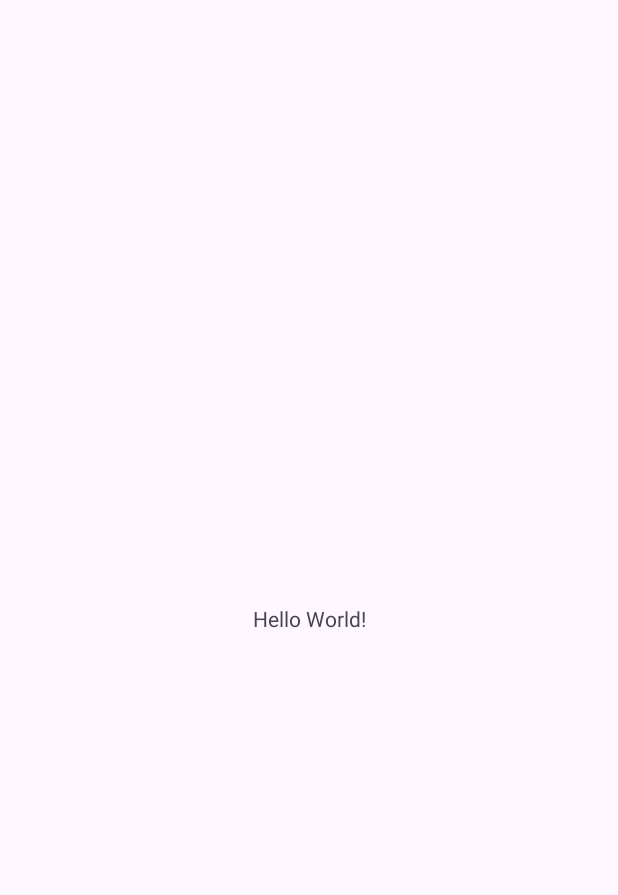
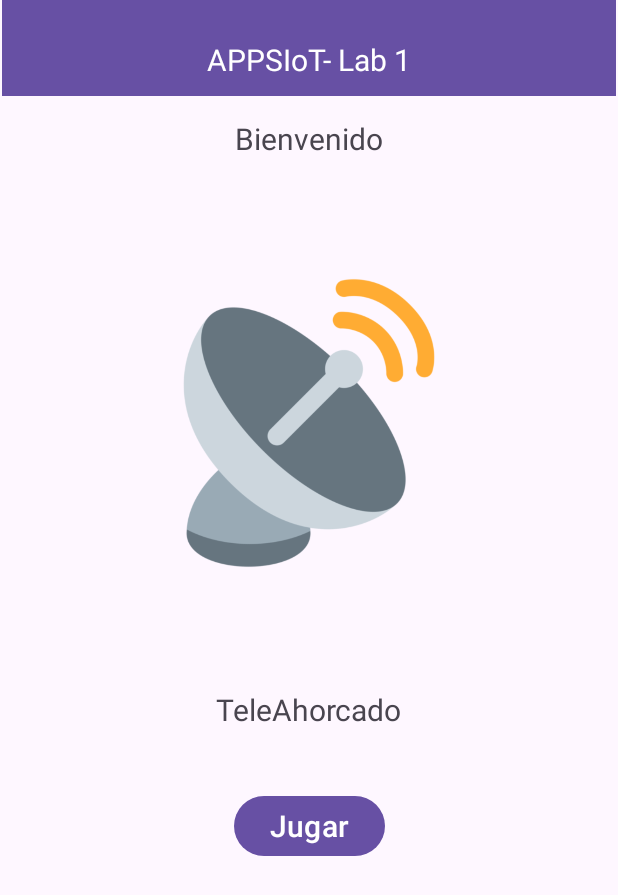
Before and after one commit to jorggegrr/lab1_20191660, an Android app: the screen it shows after launch (MainActivity), on a phone screen of 412 x 824 dp. Before the commit the part shown is almost empty. Shown: the top 895 px of the screen. Run offline under Robolectric (Android 15) with nearby library versions, the phone set to English and light mode, and no system bars.

```diff
--- a/lab1_20191660/app/src/main/java/com/example/lab1_20191660/MainActivity.java
+++ b/lab1_20191660/app/src/main/java/com/example/lab1_20191660/MainActivity.java
@@ -1,14 +1,53 @@
 package com.example.lab1_20191660;
 
+import androidx.annotation.NonNull;
 import androidx.appcompat.app.AppCompatActivity;
+import androidx.appcompat.widget.Toolbar;
 
 import android.os.Bundle;
+import android.view.ContextMenu;
+import android.view.Menu;
+import android.view.MenuItem;
+import android.view.View;
+import android.widget.TextView;
 
 public class MainActivity extends AppCompatActivity {
-
+    private Toolbar toolbar_inicio;
+    private TextView textView;
     @Override
     protected void onCreate(Bundle savedInstanceState) {
         super.onCreate(savedInstanceState);
         setContentView(R.layout.activity_main);
+
+        //
+        textView = findViewById(R.id.TeleAhorcado);
+        registerForContextMenu(textView);
+    }
+
+    @Override
+    public void onCreateContextMenu(ContextMenu menu, View v, ContextMenu.ContextMenuInfo menuInfo) {
+        super.onCreateContextMenu(menu, v, menuInfo);
+
+        if (v.getId() == R.id.TeleAhorcado) {
+            getMenuInflater().inflate(R.menu.textview_context_menu, menu);
+        }
+    }
+
+    @Override
+    public boolean onContextItemSelected(@NonNull MenuItem item) {
+        int id = item.getItemId();
+
+        if (id == R.id.menu_item_azul) {
+            textView.setTextColor(getResources().getColor(android.R.color.holo_blue_dark));
+            return true;
+        } else if (id == R.id.menu_item_verde) {
+            textView.setTextColor(getResources().getColor(android.R.color.holo_green_dark));
+            return true;
+        } else if (id == R.id.menu_item_rojo) {
+            textView.setTextColor(getResources().getColor(android.R.color.holo_red_dark));
+            return true;
+        }
+
+        return super.onContextItemSelected(item);
     }
 }
--- a/lab1_20191660/app/src/main/res/layout/activity_main.xml
+++ b/lab1_20191660/app/src/main/res/layout/activity_main.xml
@@ -7,10 +7,71 @@
     tools:context=".MainActivity">
 
     <TextView
+        android:id="@+id/textView"
         android:layout_width="wrap_content"
         android:layout_height="wrap_content"
-        android:text="Hello World!"
+        android:text="Bienvenido"
+        android:textSize="20sp"
         app:layout_constraintBottom_toBottomOf="parent"
+        app:layout_constraintEnd_toEndOf="parent"
+        app:layout_constraintHorizontal_bias="0.5"
+        app:layout_constraintStart_toStartOf="parent"
+        app:layout_constraintTop_toTopOf="parent"
+        app:layout_constraintVertical_bias="0.099" />
+
+    <TextView
+        android:id="@+id/TeleAhorcado"
+        android:layout_width="wrap_content"
+        android:layout_height="wrap_content"
+        android:text="TeleAhorcado"
+        android:textSize="20sp"
+        app:layout_constraintBottom_toBottomOf="parent"
+        app:layout_constraintEnd_toEndOf="parent"
+        app:layout_constraintStart_toStartOf="parent"
+        app:layout_constraintTop_toBottomOf="@+id/imageView"
+        app:layout_constraintVertical_bias="0.089" />
+
+    <ImageView
+        android:id="@+id/imageView"
+        android:layout_width="200dp"
+        android:layout_height="289dp"
+        android:layout_marginTop="31dp"
+        app:layout_constraintEnd_toEndOf="parent"
+        app:layout_constraintStart_toStartOf="parent"
+        app:layout_constraintTop_toBottomOf="@+id/textView"
+        app:srcCompat="@drawable/antenna_logo" />
+
+    <Button
+        android:id="@+id/buttonJugar"
+        android:layout_width="wrap_content"
+        android:layout_height="wrap_content"
+        android:layout_marginTop="40dp"
+        android:text="Jugar"
+        android:textSize="20sp"
+        app:layout_constraintEnd_toEndOf="parent"
+        app:layout_constraintHorizontal_bias="0.5"
+        app:layout_constraintStart_toStartOf="parent"
+        app:layout_constraintTop_toBottomOf="@+id/TeleAhorcado" />
+
+    <androidx.appcompat.widget.Toolbar
+        android:id="@+id/toolbar_inicio"
+        android:layout_width="409dp"
+        android:layout_height="wrap_content"
+        android:background="?attr/colorPrimary"
+        android:minHeight="?attr/actionBarSize"
+        android:theme="?attr/actionBarTheme"
+        app:layout_constraintEnd_toEndOf="parent"
+        app:layout_constraintStart_toStartOf="parent"
+        app:layout_constraintTop_toTopOf="parent" />
+
+    <TextView
+        android:id="@+id/textView3"
+        android:layout_width="wrap_content"
+        android:layout_height="wrap_content"
+        android:text="APPSIoT- Lab 1"
+        android:textSize="20sp"
+        android:textColor="#FFFFFF"
+        app:layout_constraintBottom_toTopOf="@+id/textView"
         app:layout_constraintEnd_toEndOf="parent"
         app:layout_constraintStart_toStartOf="parent"
         app:layout_constraintTop_toTopOf="parent" />
--- /dev/null
+++ b/lab1_20191660/app/src/main/res/menu/appsiot_lab1.xml
@@ -0,0 +1,2 @@
+<?xml version="1.0" encoding="utf-8"?>
+<menu xmlns:android="http://schemas.android.com/apk/res/android"/>
--- /dev/null
+++ b/lab1_20191660/app/src/main/res/menu/textview_context_menu.xml
@@ -0,0 +1,12 @@
+<?xml version="1.0" encoding="utf-8"?>
+<menu xmlns:android="http://schemas.android.com/apk/res/android">
+<item
+    android:id="@+id/menu_item_azul"
+    android:title="Azul" />
+<item
+    android:id="@+id/menu_item_verde"
+    android:title="Verde" />
+<item
+    android:id="@+id/menu_item_rojo"
+    android:title="Rojo" />
+</menu>
```
Also changed, not shown: lab1_20191660/app/src/main/res/drawable/antenna_logo.png (added).
